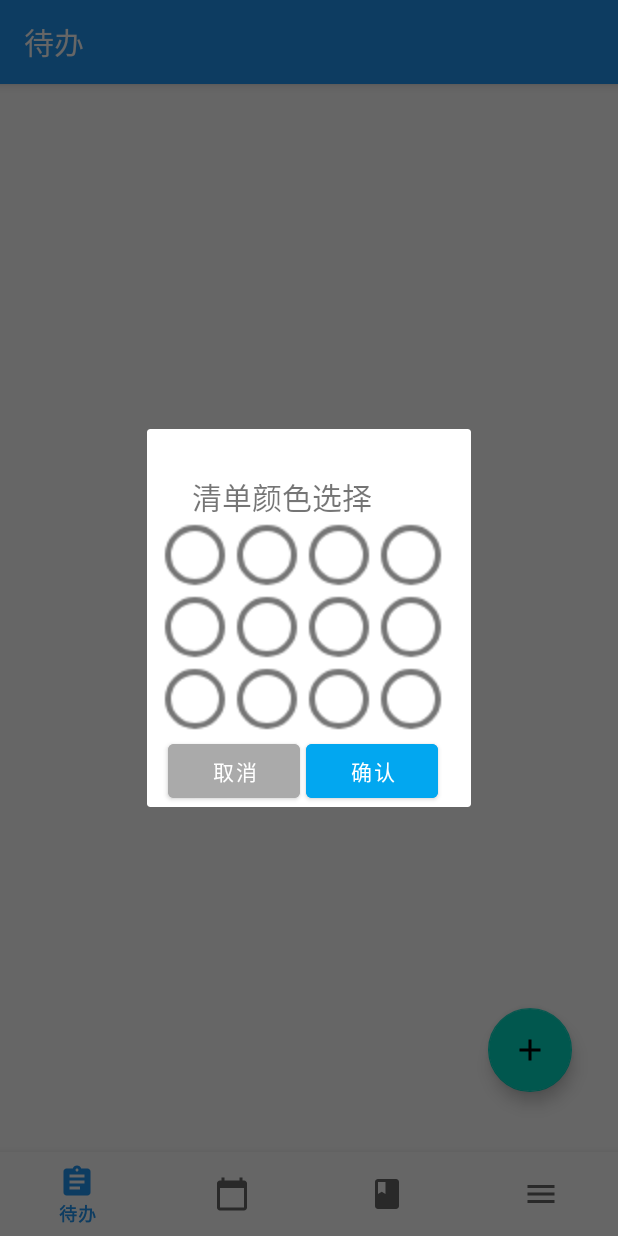
After one commit to hiki-long/BUPTAndroid, an Android app: the fragment ListDialogCreate placed in its activity, on a phone screen of 412 x 824 dp. The commit adds this screen. Run offline under Robolectric (Android 15) with nearby library versions, the phone set to English and light mode, and no system bars; our stand-ins replace Dagger/Hilt's generated code, navigation-ui; libraries missing offline, so code that uses them is left out: com.github.dhaval2404.colorpicker.

Commit message:
找好了颜色选择器的轮子，并且能够正确使用

```diff
--- a/app/build.gradle
+++ b/app/build.gradle
@@ -56,6 +56,7 @@ dependencies {
     implementation 'androidx.room:room-ktx:2.3.0-beta02'
 
     implementation 'androidx.room:room-runtime:2.3.0-beta02'
+    implementation 'androidx.legacy:legacy-support-v4:1.0.0'
     kapt 'androidx.room:room-compiler:2.3.0-beta02'
 
     androidTestImplementation 'androidx.room:room-testing:2.3.0-beta02'
@@ -84,4 +85,6 @@ dependencies {
     annotationProcessor 'com.jakewharton:butterknife-compiler:10.0.0'
     annotationProcessor 'org.parceler:parceler:1.1.13'
     implementation 'org.parceler:parceler-api:1.1.13'
+    implementation 'com.github.dhaval2404:colorpicker:2.0'
+
 }
--- a/app/src/main/java/com/example/myapplication/MainActivity.kt
+++ b/app/src/main/java/com/example/myapplication/MainActivity.kt
@@ -25,5 +25,6 @@ class MainActivity : AppCompatActivity() {
         setupActionBarWithNavController(navController, appBarConfiguration)
         navView.setupWithNavController(navController)
 
+
     }
 }
--- /dev/null
+++ b/app/src/main/java/com/example/myapplication/ui/layout/MultiLineRadioGroup.kt
@@ -0,0 +1,138 @@
+package com.example.myapplication.ui.layout
+
+import android.content.Context
+import android.os.Build
+import android.util.AttributeSet
+import android.view.View
+import android.view.ViewGroup
+import android.widget.CompoundButton
+import android.widget.GridLayout
+import android.widget.RadioButton
+import androidx.annotation.IdRes
+import androidx.annotation.RequiresApi
+
+class MultiLineRadioGroup: GridLayout {
+
+    private var mProtectFromCheckedChange = false
+    var mCheckedId = -1
+
+    private val mChildOnCheckedChangeListener: CompoundButton.OnCheckedChangeListener = CheckedStateTracker()
+    private val mPassThroughListener: PassThroughHierarchyChangeListener = PassThroughHierarchyChangeListener()
+    private var mOnCheckedChangeListener: OnCheckedChangeListener? = null
+
+    constructor(context: Context?): this(context, null)
+
+    constructor(context: Context?, attrs: AttributeSet?): this(context, attrs, 0)
+
+    constructor(context: Context?, attrs: AttributeSet?, defStyleAttr: Int): super(context, attrs, defStyleAttr)
+
+    init {
+        super.setOnHierarchyChangeListener(mPassThroughListener)
+    }
+
+    override fun addView(child: View?, index: Int, params: ViewGroup.LayoutParams?) {
+        if (child is RadioButton) {
+            if (child.isChecked) {
+                mProtectFromCheckedChange = true
+                if (mCheckedId != -1) {
+                    setCheckedStateForView(mCheckedId, false)
+                }
+                mProtectFromCheckedChange = false
+                setCheckedId(child.id)
+            }
+        }
+        super.addView(child, index, params)
+    }
+
+    fun check(@IdRes id: Int) { // don't even bother
+        if (id != -1 && id == mCheckedId) {
+            return
+        }
+        if (mCheckedId != -1) {
+            setCheckedStateForView(mCheckedId, false)
+        }
+        if (id != -1) {
+            setCheckedStateForView(id, true)
+        }
+        setCheckedId(id)
+    }
+
+    private fun setCheckedId(@IdRes id: Int) {
+//        val changed = id != mCheckedId
+        mCheckedId = id
+        mOnCheckedChangeListener?.onCheckedChanged(this, mCheckedId)
+//        if (changed) {
+//            val afm: AutofillManager = mContext.getSystemService(
+//                AutofillManager::class.java
+//            )
+//            afm?.notifyValueChanged(this)
+//        }
+    }
+
+    private fun setCheckedStateForView(viewId: Int, checked: Boolean) {
+        val checkedView = findViewById<View>(viewId)
+        if (checkedView != null && checkedView is RadioButton) {
+            checkedView.isChecked = checked
+        }
+    }
+
+    private inner  class CheckedStateTracker : CompoundButton.OnCheckedChangeListener {
+        override fun onCheckedChanged(
+            buttonView: CompoundButton,
+            isChecked: Boolean
+        ) { // prevents from infinite recursion
+            if (mProtectFromCheckedChange) {
+                return
+            }
+            mProtectFromCheckedChange = true
+            if (mCheckedId != -1) {
+                setCheckedStateForView(mCheckedId, false)
+            }
+            mProtectFromCheckedChange = false
+            val id = buttonView.id
+            setCheckedId(id)
+        }
+    }
+
+    fun setOnCheckedChangeListener(listener: OnCheckedChangeListener) {
+        mOnCheckedChangeListener = listener
+    }
+
+    interface OnCheckedChangeListener {
+        fun onCheckedChanged(group: MultiLineRadioGroup?, @IdRes checkedId: Int)
+    }
+
+    private inner class PassThroughHierarchyChangeListener :
+        OnHierarchyChangeListener {
+        private val mOnHierarchyChangeListener: OnHierarchyChangeListener? = null
+        @RequiresApi(Build.VERSION_CODES.JELLY_BEAN_MR1)
+        override fun onChildViewAdded(
+            parent: View,
+            child: View
+        ) {
+            if (parent == this@MultiLineRadioGroup && child is RadioButton) {
+                var id = child.getId()
+                // generates an id if it's missing
+                if (id == View.NO_ID) {
+                    id = View.generateViewId()
+                    child.setId(id)
+                }
+                child.setOnCheckedChangeListener(
+                    mChildOnCheckedChangeListener
+                )
+            }
+            mOnHierarchyChangeListener?.onChildViewAdded(parent, child)
+        }
+
+        /**
+         * {@inheritDoc}
+         */
+        override fun onChildViewRemoved(parent: View, child: View) {
+            if (parent == this@MultiLineRadioGroup && child is RadioButton) {
+                child.setOnCheckedChangeListener(null)
+            }
+            mOnHierarchyChangeListener?.onChildViewRemoved(parent, child)
+        }
+    }
+
+}
--- /dev/null
+++ b/app/src/main/java/com/example/myapplication/ui/todo/ListDialogCreate.kt
@@ -0,0 +1,24 @@
+package com.example.myapplication.ui.todo
+
+import android.os.Bundle
+import androidx.fragment.app.Fragment
+import android.view.LayoutInflater
+import android.view.View
+import android.view.ViewGroup
+import androidx.fragment.app.DialogFragment
+import com.example.myapplication.R
+
+class ListDialogCreate : DialogFragment() {
+
+    override fun onCreate(savedInstanceState: Bundle?) {
+        super.onCreate(savedInstanceState)
+
+    }
+
+    override fun onCreateView(inflater: LayoutInflater, container: ViewGroup?,
+                              savedInstanceState: Bundle?): View? {
+        // Inflate the layout for this fragment
+        return inflater.inflate(R.layout.listdialog, container, false)
+    }
+
+}
--- a/app/src/main/res/layout/fragment_todo.xml
+++ b/app/src/main/res/layout/fragment_todo.xml
@@ -33,5 +33,5 @@
         app:layout_constraintHorizontal_bias="0.954"
         app:layout_constraintStart_toStartOf="parent"
         app:layout_constraintTop_toTopOf="parent"
-        app:layout_constraintVertical_bias="0.92" />
+        app:layout_constraintVertical_bias="0.872" />
 </androidx.constraintlayout.widget.ConstraintLayout>
--- /dev/null
+++ b/app/src/main/res/layout/listdialog.xml
@@ -0,0 +1,118 @@
+<?xml version="1.0" encoding="utf-8"?>
+<androidx.constraintlayout.widget.ConstraintLayout xmlns:android="http://schemas.android.com/apk/res/android"
+    xmlns:app="http://schemas.android.com/apk/res-auto"
+    xmlns:tools="http://schemas.android.com/tools"
+    android:layout_width="match_parent"
+    android:layout_height="match_parent"
+   >
+
+    <!-- TODO: Update blank fragment layout -->
+    <TextView
+        android:id="@+id/select_color_title"
+        android:layout_width="wrap_content"
+        android:layout_height="wrap_content"
+        android:layout_margin="30dp"
+        android:text="@string/color_select_title"
+        android:textSize="20sp"
+        app:layout_constraintLeft_toLeftOf="parent"
+        app:layout_constraintTop_toTopOf="parent"
+        />
+
+    <com.example.myapplication.ui.layout.MultiLineRadioGroup
+        android:id="@id/select_color"
+        android:layout_width="match_parent"
+        android:layout_height="wrap_content"
+        android:columnCount="4"
+        android:orientation="horizontal"
+        app:layout_constraintTop_toBottomOf="@id/select_color_title"
+        app:layout_constraintRight_toRightOf="parent"
+        app:layout_constraintLeft_toLeftOf="parent"
+        >
+        <RadioButton
+            android:scaleX="2.0"
+            android:scaleY="2.0"
+            android:layout_width="wrap_content"
+            android:layout_height="wrap_content"
+            android:layout_marginStart="24dp"
+            />
+        <RadioButton
+            android:scaleX="2.0"
+            android:scaleY="2.0"
+            android:layout_width="wrap_content"
+            android:layout_height="wrap_content"/>
+        <RadioButton
+            android:scaleX="2.0"
+            android:scaleY="2.0"
+            android:layout_width="wrap_content"
+            android:layout_height="wrap_content"/>
+        <RadioButton
+            android:scaleX="2.0"
+            android:scaleY="2.0"
+            android:layout_width="wrap_content"
+            android:layout_height="wrap_content"/>
+        <RadioButton
+            android:scaleX="2.0"
+            android:scaleY="2.0"
+            android:layout_width="wrap_content"
+            android:layout_height="wrap_content"
+            android:layout_marginStart="24dp"/>
+        <RadioButton
+            android:scaleX="2.0"
+            android:scaleY="2.0"
+            android:layout_width="wrap_content"
+            android:layout_height="wrap_content"/>
+        <RadioButton
+            android:scaleX="2.0"
+            android:scaleY="2.0"
+            android:layout_width="wrap_content"
+            android:layout_height="wrap_content"/>
+        <RadioButton
+            android:scaleX="2.0"
+            android:scaleY="2.0"
+            android:layout_width="wrap_content"
+            android:layout_height="wrap_content"/>
+        <RadioButton
+            android:scaleX="2.0"
+            android:scaleY="2.0"
+            android:layout_width="wrap_content"
+            android:layout_height="wrap_content"
+            android:layout_marginStart="24dp"/>
+        <RadioButton
+            android:scaleX="2.0"
+            android:scaleY="2.0"
+            android:layout_width="wrap_content"
+            android:layout_height="wrap_content"/>
+        <RadioButton
+            android:scaleX="2.0"
+            android:scaleY="2.0"
+            android:layout_width="wrap_content"
+            android:layout_height="wrap_content"/>
+        <RadioButton
+            android:scaleX="2.0"
+            android:scaleY="2.0"
+            android:layout_width="wrap_content"
+            android:layout_height="wrap_content"/>
+    </com.example.myapplication.ui.layout.MultiLineRadioGroup>
+    <Button
+        android:layout_width="wrap_content"
+        android:layout_height="wrap_content"
+        android:id="@+id/cancelcolorbutton"
+        android:backgroundTint="#AAA"
+        android:textColor="#fff"
+        android:text="@string/cancel"
+        app:layout_constraintTop_toBottomOf="@id/select_color"
+        app:layout_constraintLeft_toLeftOf="parent"
+        android:layout_marginStart="14dp"/>
+    <Button
+        android:layout_width="wrap_content"
+        android:layout_height="wrap_content"
+        android:id="@+id/confirmcolorbutton"
+        android:backgroundTint="#02A7F0"
+        android:textColor="#fff"
+        android:text="@string/confirm"
+        app:layout_constraintTop_toBottomOf="@id/select_color"
+        app:layout_constraintLeft_toRightOf="@id/cancelcolorbutton"
+        android:layout_marginStart="4dp"/>
+
+
+</androidx.constraintlayout.widget.ConstraintLayout>
--- /dev/null
+++ b/app/src/main/res/values/ids.xml
@@ -0,0 +1,4 @@
+<?xml version="1.0" encoding="utf-8"?>
+<resources>
+    <item name="select_color" type="id" />
+</resources>
--- a/app/src/main/res/values/strings.xml
+++ b/app/src/main/res/values/strings.xml
@@ -4,4 +4,8 @@
     <string name="title_view">视图</string>
     <string name="title_course">课程</string>
     <string name="title_more">更多</string>
+    <!-- TODO: Remove or change this placeholder text -->
+    <string name="color_select_title">清单颜色选择</string>
+    <string name="cancel">取消</string>
+    <string name="confirm">确认</string>
 </resources>
--- a/build.gradle
+++ b/build.gradle
@@ -2,13 +2,15 @@
 buildscript {
     ext.kotlin_version = "1.4.31"
     repositories {
+        maven { url "https://jitpack.io" }
         google()
         jcenter()
+
     }
     dependencies {
         classpath "com.android.tools.build:gradle:4.1.3"
         classpath "org.jetbrains.kotlin:kotlin-gradle-plugin:$kotlin_version"
-        classpath 'com.google.dagger:hilt-android-gradle-plugin:2.30.1-alpha'
+        classpath 'com.google.dagger:hilt-android-gradle-plugin:2.33-beta'
         // NOTE: Do not place your application dependencies here; they belong
         // in the individual module build.gradle files
     }
@@ -16,8 +18,10 @@ buildscript {
 
 allprojects {
     repositories {
+        maven { url "https://jitpack.io" }
         google()
         jcenter()
+
     }
 }
 
```
Also changed, not shown: app/src/main/java/com/example/myapplication/ui/floatbutton/FloatButtonBehavior.kt (added, +48 -0 lines), app/src/main/java/com/example/myapplication/ui/todo/TodoFragment.kt (+22 -1 lines).
